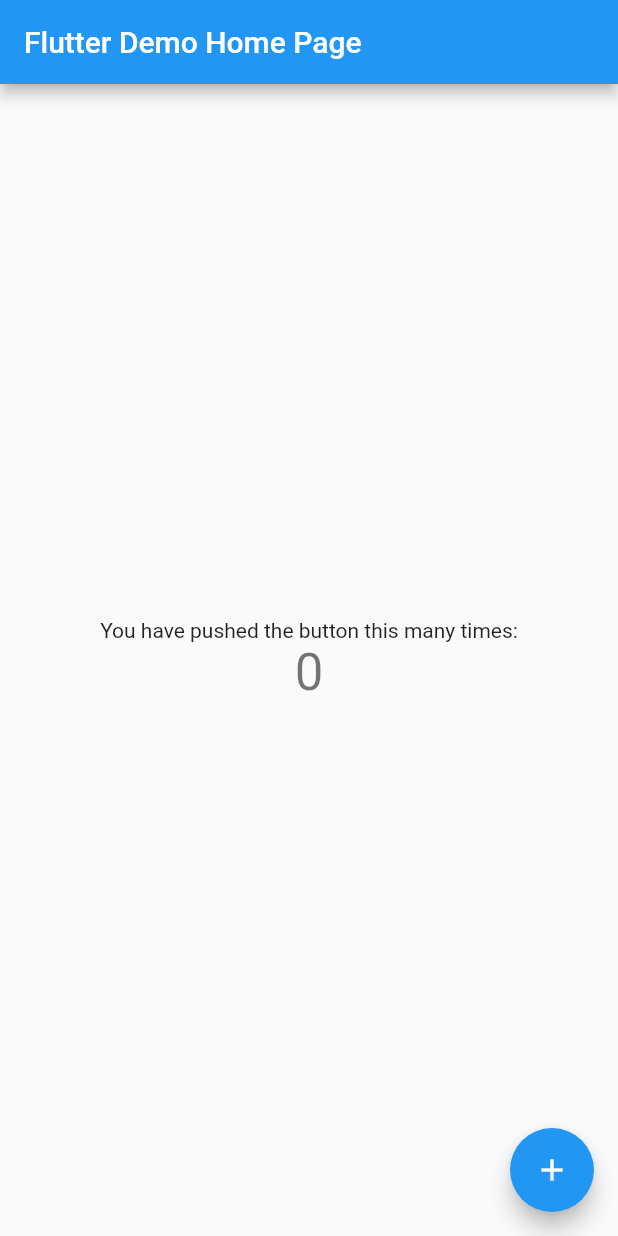
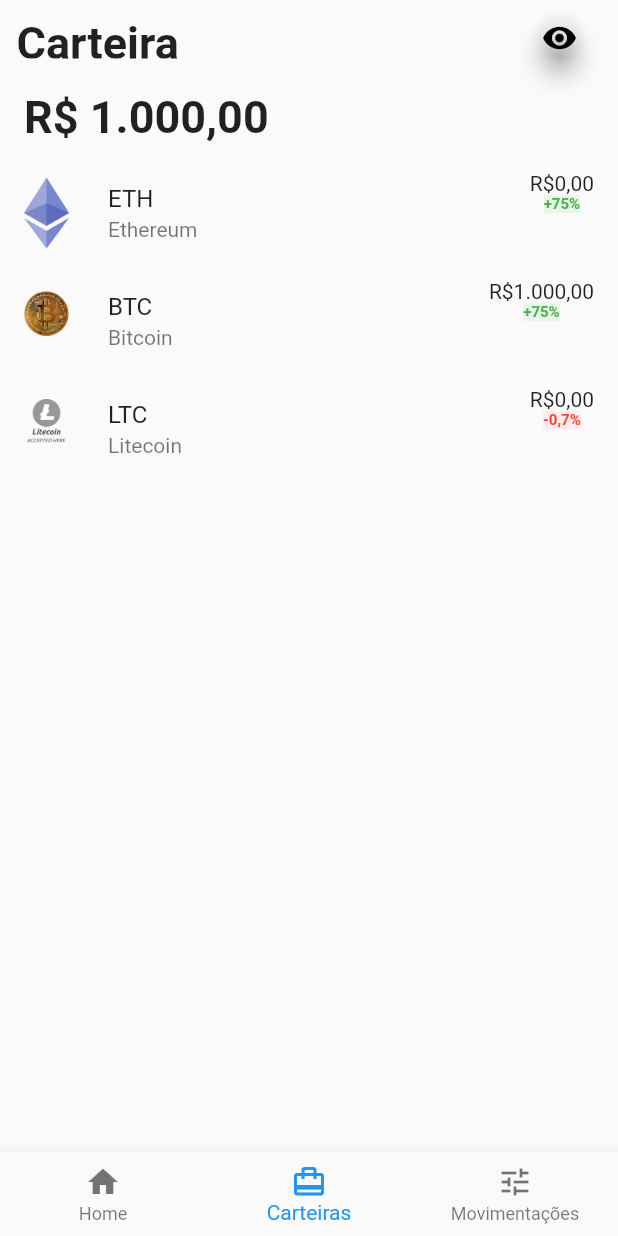
Before and after one commit to ProgRS/CryptoMoedas, a Flutter app: the screen it shows after launch, on a phone screen of 412 x 824 dp. Run offline on Flutter 3.47's test engine with Material 2 defaults, Android fonts, the phone set to English and light mode, and no system bars.

Commit message:
Cria pagina Carteira, desafio 02 Everest

```diff
--- a/lib/main.dart
+++ b/lib/main.dart
@@ -1,115 +1,7 @@
+import 'package:flutter/cupertino.dart';
 import 'package:flutter/material.dart';
 
-void main() {
-  runApp(const MyApp());
-}
+import 'myApp.dart';
 
-class MyApp extends StatelessWidget {
-  const MyApp({Key? key}) : super(key: key);
 
-  // This widget is the root of your application.
-  @override
-  Widget build(BuildContext context) {
-    return MaterialApp(
-      title: 'Flutter Demo',
-      theme: ThemeData(
-        // This is the theme of your application.
-        //
-        // Try running your application with "flutter run". You'll see the
-        // application has a blue toolbar. Then, without quitting the app, try
-        // changing the primarySwatch below to Colors.green and then invoke
-        // "hot reload" (press "r" in the console where you ran "flutter run",
-        // or simply save your changes to "hot reload" in a Flutter IDE).
-        // Notice that the counter didn't reset back to zero; the application
-        // is not restarted.
-        primarySwatch: Colors.blue,
-      ),
-      home: const MyHomePage(title: 'Flutter Demo Home Page'),
-    );
-  }
-}
-
-class MyHomePage extends StatefulWidget {
-  const MyHomePage({Key? key, required this.title}) : super(key: key);
-
-  // This widget is the home page of your application. It is stateful, meaning
-  // that it has a State object (defined below) that contains fields that affect
-  // how it looks.
-
-  // This class is the configuration for the state. It holds the values (in this
-  // case the title) provided by the parent (in this case the App widget) and
-  // used by the build method of the State. Fields in a Widget subclass are
-  // always marked "final".
-
-  final String title;
-
-  @override
-  State<MyHomePage> createState() => _MyHomePageState();
-}
-
-class _MyHomePageState extends State<MyHomePage> {
-  int _counter = 0;
-
-  void _incrementCounter() {
-    setState(() {
-      // This call to setState tells the Flutter framework that something has
-      // changed in this State, which causes it to rerun the build method below
-      // so that the display can reflect the updated values. If we changed
-      // _counter without calling setState(), then the build method would not be
-      // called again, and so nothing would appear to happen.
-      _counter++;
-    });
-  }
-
-  @override
-  Widget build(BuildContext context) {
-    // This method is rerun every time setState is called, for instance as done
-    // by the _incrementCounter method above.
-    //
-    // The Flutter framework has been optimized to make rerunning build methods
-    // fast, so that you can just rebuild anything that needs updating rather
-    // than having to individually change instances of widgets.
-    return Scaffold(
-      appBar: AppBar(
-        // Here we take the value from the MyHomePage object that was created by
-        // the App.build method, and use it to set our appbar title.
-        title: Text(widget.title),
-      ),
-      body: Center(
-        // Center is a layout widget. It takes a single child and positions it
-        // in the middle of the parent.
-        child: Column(
-          // Column is also a layout widget. It takes a list of children and
-          // arranges them vertically. By default, it sizes itself to fit its
-          // children horizontally, and tries to be as tall as its parent.
-          //
-          // Invoke "debug painting" (press "p" in the console, choose the
-          // "Toggle Debug Paint" action from the Flutter Inspector in Android
-          // Studio, or the "Toggle Debug Paint" command in Visual Studio Code)
-          // to see the wireframe for each widget.
-          //
-          // Column has various properties to control how it sizes itself and
-          // how it positions its children. Here we use mainAxisAlignment to
-          // center the children vertically; the main axis here is the vertical
-          // axis because Columns are vertical (the cross axis would be
-          // horizontal).
-          mainAxisAlignment: MainAxisAlignment.center,
-          children: <Widget>[
-            const Text(
-              'You have pushed the button this many times:',
-            ),
-            Text(
-              '$_counter',
-              style: Theme.of(context).textTheme.headline4,
-            ),
-          ],
-        ),
-      ),
-      floatingActionButton: FloatingActionButton(
-        onPressed: _incrementCounter,
-        tooltip: 'Increment',
-        child: const Icon(Icons.add),
-      ), // This trailing comma makes auto-formatting nicer for build methods.
-    );
-  }
-}
+void main() => runApp(MyApp());
--- /dev/null
+++ b/lib/models/coin.dart
@@ -0,0 +1,34 @@
+class Moeda{
+  String carteira;
+  String valorCarteira;
+  String rendimento;
+  String moeda;
+  String sigla;
+  String icone;
+  String cdi;
+  String valEthLtc;
+  String valBtc;
+  double variacao1;
+  double variacao2;
+  double variacao3;
+  bool alterarValorCarteira;
+
+
+  Moeda({
+    required this.carteira,
+    required this.valorCarteira,
+    required this.rendimento,
+    required this.moeda,
+    required this.sigla,
+    required this.icone,
+    required this.cdi,
+    required this.valEthLtc,
+    required this.valBtc,
+    required this.variacao1,
+    required this.variacao2,
+    required this.variacao3,
+    required this.alterarValorCarteira
+
+
+  });
+}
--- /dev/null
+++ b/lib/myApp.dart
@@ -0,0 +1,18 @@
+import 'package:flutter/cupertino.dart';
+import 'package:flutter/material.dart';
+
+import 'pages/carteiraApp.dart';
+
+
+class MyApp extends StatelessWidget {
+  @override
+  Widget build(BuildContext context) {
+    return MaterialApp(
+      debugShowCheckedModeBanner: false,
+      theme: ThemeData(
+        primarySwatch: Colors.pink,
+      ),
+      home: TelaInicialWidget(),
+    );
+  }
+}
--- /dev/null
+++ b/lib/pages/carteiraApp.dart
@@ -0,0 +1,133 @@
+
+import 'package:flutter/cupertino.dart';
+import 'package:flutter/material.dart';
+
+import '../repositories/coin_repository.dart';
+
+class TelaInicialWidget extends StatefulWidget {
+
+
+  TelaInicialWidget({Key? key}) : super(key: key);
+
+  @override
+  State<TelaInicialWidget> createState() => TelaInicialState();
+}
+
+class TelaInicialState extends State<TelaInicialWidget> {
+    int variacao1 = 1;
+    int variacao2 = 1;
+    int variacao3 = 0;
+    final tabela = MoedaRepository.tabela;
+    bool opacidade = true;
+  @override
+  Widget build(BuildContext context){
+
+    return MaterialApp(
+      debugShowCheckedModeBanner: false,
+
+
+      home: Scaffold(
+
+          bottomNavigationBar: BottomNavigationBar(
+
+            currentIndex: 1,
+
+            items: [
+              BottomNavigationBarItem(icon: Icon(Icons.home), label: 'Home'),
+              BottomNavigationBarItem(icon: Icon(Icons.wallet_travel), label: 'Carteiras'),
+              BottomNavigationBarItem(icon: Icon(Icons.tune), label: 'Movimentações')
+            ],
+
+          ) ,
+
+          body:  ListView(
+            children: <Widget> [
+
+
+              Container(
+                  height: 30,
+                  margin: EdgeInsets.all(10.00),
+                  padding: EdgeInsets.all(1),
+                  child: Row(
+                    mainAxisAlignment: MainAxisAlignment.spaceBetween,
+                    children: [
+                      Text( tabela[0].carteira, style: TextStyle(fontSize: 30,
+                        fontWeight: FontWeight.bold,),),
+                      FloatingActionButton(onPressed: () {
+                        setState(() {
+                          opacidade = ! opacidade;
+                        });
+                      },
+                        child:  Icon(Icons.remove_red_eye, color: Colors.black,), backgroundColor: Colors.white.withOpacity(0),),
+                    ],
+                  )
+              ),
+
+        AnimatedOpacity(
+          opacity: opacidade ? 1 : 0 ,
+          duration: Duration(milliseconds: 800),
+
+            child:  ListTile(
+                title: Text(tabela[0].valorCarteira , style: TextStyle(fontSize: 30,
+                  fontWeight: FontWeight.bold,),
+                ),
+            ),
+        ),
+              Column(children: <Widget> [
+                Container(
+                  child: ListTile(
+
+                    leading: Image.asset(tabela[0].icone, width: 30,),
+                    title: Text(tabela[0].sigla),
+                    subtitle: Text(tabela[0].moeda),
+
+                    trailing: AnimatedOpacity(
+                      opacity: opacidade ? 1 : 0 ,
+                      duration: Duration(milliseconds: 800),
+                      child: Column(children: [
+
+                      Text('R\$0,00'),
+                      Text('+75%' , style: TextStyle(fontSize: 10, fontWeight: FontWeight.bold, color:  (variacao1 > 0) ? Colors.green : Colors.red , backgroundColor: (variacao1 > 0) ? Colors.green[50] : Colors.red[50]),),
+                    ],),
+                  ),
+                ),
+              ),
+                Container(
+                  child: ListTile(
+                    leading: Image.asset(tabela[1].icone, width: 30,),
+                    title: Text(tabela[1].sigla),
+                    subtitle: Text(tabela[1].moeda),
+                    trailing:
+                    AnimatedOpacity(
+                      opacity: opacidade ? 1 : 0 ,
+                      duration: Duration(milliseconds: 800),
+                    child:Column(children: [
+                      Text('R\$1.000,00'),
+                      Text('+75%' , style: TextStyle(fontSize: 10, fontWeight: FontWeight.bold, color:  (variacao2 > 0) ? Colors.green : Colors.red , backgroundColor: (variacao2 > 0) ? Colors.green[50] : Colors.red[50]),),
+                    ],),
+                  ),
+                ),
+                ),
+                Container(
+                  child: ListTile(
+                    leading: Image.asset(tabela[2].icone, width: 30,),
+                    title: Text(tabela[2].sigla),
+                    subtitle: Text(tabela[2].moeda),
+                    trailing:
+                    AnimatedOpacity(
+                      opacity: opacidade ? 1 : 0 ,
+                      duration: Duration(milliseconds: 800),
+                    child:Column(children: [
+                      Text('R\$0,00'),
+                      Text('-0,7%' , style: TextStyle(fontSize: 10, fontWeight: FontWeight.bold, color:  (variacao3 > 0) ? Colors.green : Colors.red , backgroundColor: (variacao3 > 0) ? Colors.green[50] : Colors.red[50]),),
+                    ],),
+                  ),
+                ),
+                ),
+              ],)
+            ],
+          )
+      ),
+    ) ;
+  }
+}
--- /dev/null
+++ b/lib/repositories/coin_repository.dart
@@ -0,0 +1,52 @@
+
+import '../models/coin.dart';
+
+class MoedaRepository{
+  static List<Moeda> tabela = [
+    Moeda(
+      carteira: 'Carteira',
+      valorCarteira: 'R\$ 1.000,00',
+      rendimento: '+R\$ 100,00',
+      moeda:'Ethereum' ,
+      sigla:'ETH',
+      icone: 'images/Ethereum.png',
+      cdi: '(100% do CDI)',
+      valEthLtc: 'R\$0,00',
+      valBtc: 'R\$1.000,00',
+      variacao1: 75,
+      variacao2: 75,
+      variacao3: -0.7,
+      alterarValorCarteira: true,
+    ),
+    Moeda(
+      carteira: 'Carteira',
+      valorCarteira: 'R\$ 2.000,00',
+      rendimento: '+R\$ 100,00',
+      moeda:'Bitcoin' ,
+      sigla:'BTC' ,
+      icone: 'images/bitcoin.png',
+      cdi: '(100% do CDI)',
+      valEthLtc: 'R\$0,00',
+      valBtc: 'R\$1.000,00',
+      variacao1: 75,
+      variacao2: 75,
+      variacao3: -0.7,
+      alterarValorCarteira: true,
+    ),
+    Moeda(
+      carteira: 'Carteira',
+      valorCarteira: 'R\$ 2.000,00',
+      rendimento: '+R\$ 100,00',
+      moeda:'Litecoin' ,
+      sigla:'LTC',
+      icone: 'images/LiteCoin.png',
+      cdi: '(100% do CDI)',
+      valEthLtc: 'R\$0,00',
+      valBtc: 'R\$1.000,00',
+      variacao1: 75,
+      variacao2: 75,
+      variacao3: -0.7,
+      alterarValorCarteira: true,
+    ),
+  ];
+}
--- a/pubspec.yaml
+++ b/pubspec.yaml
@@ -58,8 +58,8 @@ flutter:
   uses-material-design: true
 
   # To add assets to your application, add an assets section, like this:
-  # assets:
-  #   - images/a_dot_burr.jpeg
+  assets:
+    - images/
   #   - images/a_dot_ham.jpeg
 
   # An image asset can refer to one or more resolution-specific "variants", see
```
Also changed, not shown: images/Ethereum.png (added), images/LiteCoin.png (added), images/bitcoin.png (added).
